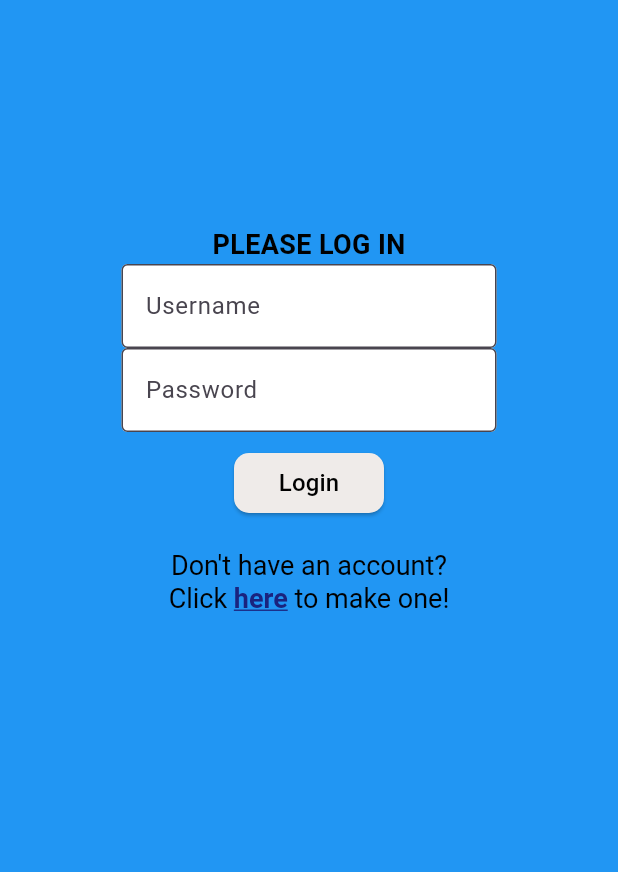
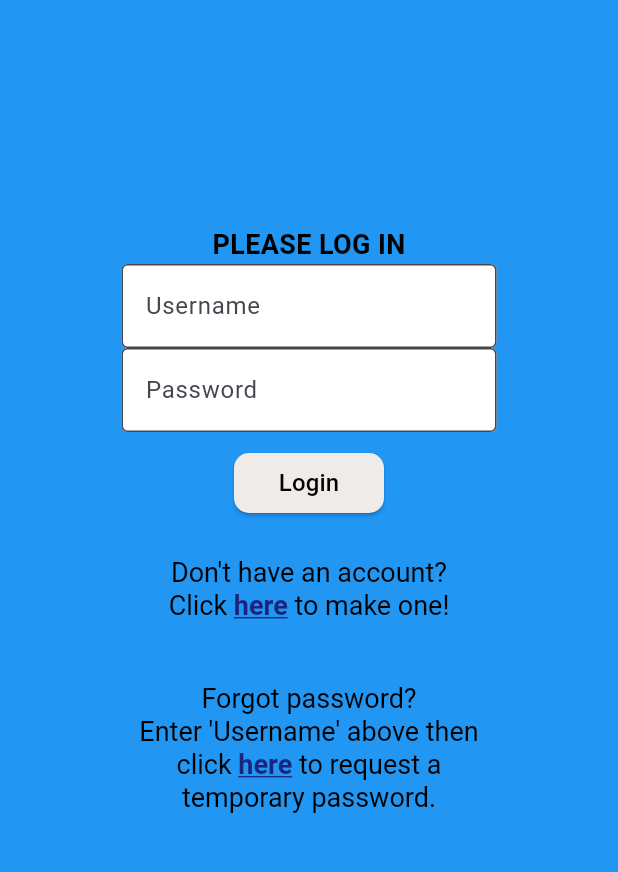
Before and after one commit to AndrewKelton/large-project, a Flutter app: the LoginScreen screen opened by its route, on a phone screen of 412 x 824 dp, the part 84-956 px from its top. Run offline on Flutter 3.47's test engine with Material 3 defaults, Android fonts, the phone set to English and light mode, and no system bars; network calls fail.

Commit message:
added hyperlink for forgot password on login page

```diff
--- a/mobile/Large_Project_Mobile_App/lib/pages/LoginScreen.dart
+++ b/mobile/Large_Project_Mobile_App/lib/pages/LoginScreen.dart
@@ -54,8 +54,10 @@ class LoginPage extends StatefulWidget {
 
 // widget for building the login page
 class _LoginPageState extends State<LoginPage> with RouteAware {
-  String message = "";
+  String message1 = ""; // message to describe errors
+  String message2 = ""; // message to notify that temporary password was sent
   String newMessageText = "";
+  String tempPasswordMessage = "";
   // controllers for textfields (objects contain the text inputs)
   late TextEditingController loginController;
   late TextEditingController passwordController;
@@ -87,8 +89,9 @@ class _LoginPageState extends State<LoginPage> with RouteAware {
   void didPopNext() {
     // called when coming back from another page
     setState(() {
-      message = "";
+      message1 = "";
       newMessageText = "";
+      tempPasswordMessage = "";
       loginController.clear();
       passwordController.clear();
     });
@@ -97,7 +100,16 @@ class _LoginPageState extends State<LoginPage> with RouteAware {
   // method to change the state of select widget attributes when called
   void changeText() {
     setState(() {
-      message = newMessageText;
+      message1 = newMessageText;
+      message2 = "";
+    });
+  }
+
+  // method to change the state of select widget attributes when called
+  void changeTempPasswordMessage() {
+    setState(() {
+      message1 = "";
+      message2 = tempPasswordMessage;
     });
   }
 
@@ -128,11 +140,11 @@ class _LoginPageState extends State<LoginPage> with RouteAware {
               ],
             ),
             // row (conditional) for potential error message
-            if (message != '') Row(
+            if (message1 != '') Row(
               children: <Widget> [
                 Expanded(
                   child: Text(
-                    '$message',
+                    '$message1',
                     style: TextStyle(
                       fontSize: 16.0,
                       color: Colors.red,
@@ -243,7 +255,7 @@ class _LoginPageState extends State<LoginPage> with RouteAware {
                 ),
               ],
             ),
-            SizedBox(height: 20.0),
+            SizedBox(height: 25.0),
             // row for registration page link
             Row(
               children: [
@@ -276,6 +288,61 @@ class _LoginPageState extends State<LoginPage> with RouteAware {
                 ),
               ],
             ),
+            SizedBox(height: 40.0),
+            // row for forgot password page link
+            Row(
+              children: [
+                Expanded(
+                  child: RichText(
+                    textAlign: TextAlign.center,
+                    text: TextSpan(
+                      style: TextStyle(
+                        color: Colors.black,
+                        fontSize: 18.0,
+                        height: 1.2,),
+                      children: [
+                        TextSpan(text: "Forgot password?\nEnter \'Username\' above then\nclick "),
+                        TextSpan(
+                          text: "here",
+                          style: TextStyle(
+                            color: Colors.indigo[900],
+                            fontWeight: FontWeight.bold,
+                            decoration: TextDecoration.underline,
+                          ),
+                          recognizer: TapGestureRecognizer()
+                            ..onTap = () {
+                              // call api that requests temporary password be sent via NodeMailer
+                              // .......
+                              tempPasswordMessage = 'A temporary password has been sent to your email.';
+                              changeTempPasswordMessage();
+                            },
+                        ),
+                        TextSpan(text: " to request a temporary password."),
+                      ],
+                    ),
+                  ),
+                ),
+              ],
+            ),
+            // row (conditional) for message notifying that temporary password was sent to email
+            if (message2 != '') ... [
+              SizedBox(height: 25.0),
+              Row(
+                children: <Widget> [
+                  Expanded(
+                    child: Text(
+                      '$message2',
+                      textAlign: TextAlign.center,
+                      style: TextStyle(
+                        fontSize: 18.0,
+                        color: Colors.amber[500],
+                        fontWeight: FontWeight.bold,
+                      ),
+                    ),
+                  ),
+                ],
+              ),
+            ], // end IF statement for temporary password notify
           ],
         ),
       ),
--- a/mobile/Large_Project_Mobile_App/lib/pages/UserSettingsScreen.dart
+++ b/mobile/Large_Project_Mobile_App/lib/pages/UserSettingsScreen.dart
@@ -139,7 +139,7 @@ class _UserSettingsPageState extends State<UserSettingsPage> with RouteAware {
       Map<String, dynamic> decoded = jsonDecode(ret);
       print(decoded);
       firstName = decoded['First_Name'];
-      //lastName = decoded['Last_Name'];
+      lastName = decoded['Last_Name'];
       username = decoded['Username'];
       email = decoded['Email'];
       setState(() {
@@ -311,7 +311,7 @@ class _UserSettingsPageState extends State<UserSettingsPage> with RouteAware {
                   successMessage,
                   textAlign: TextAlign.center,
                   style: TextStyle(
-                    color: Colors.amber,
+                    color: Colors.amber[500],
                     fontSize: 18.0,
                     fontWeight: FontWeight.bold,
                   ),
```
